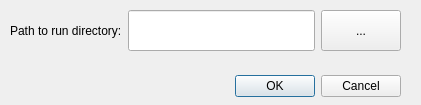
Above: opus_gui/results/forms/import_run_dialog.ui from psrc/urbansim before the change. Below: the same form after it.
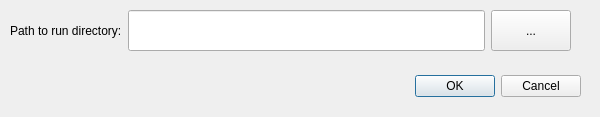
That is the form after the change.

Commit message: adding import run dialog

What changed in the file:
```diff
--- a/opus_gui/results/forms/import_run_dialog.ui
+++ b/opus_gui/results/forms/import_run_dialog.ui
@@ -5,8 +5,8 @@
    <rect>
     <x>0</x>
     <y>0</y>
-    <width>421</width>
-    <height>105</height>
+    <width>600</width>
+    <height>117</height>
    </rect>
   </property>
   <property name="sizePolicy" >
@@ -24,7 +24,7 @@
   <widget class="QDialogButtonBox" name="buttonBox" >
    <property name="geometry" >
     <rect>
-     <x>60</x>
+     <x>240</x>
      <y>70</y>
      <width>341</width>
      <height>32</height>
@@ -42,7 +42,7 @@
     <rect>
      <x>10</x>
      <y>10</y>
-     <width>391</width>
+     <width>561</width>
      <height>41</height>
     </rect>
    </property>
```
The commit also changes 2 other files.
